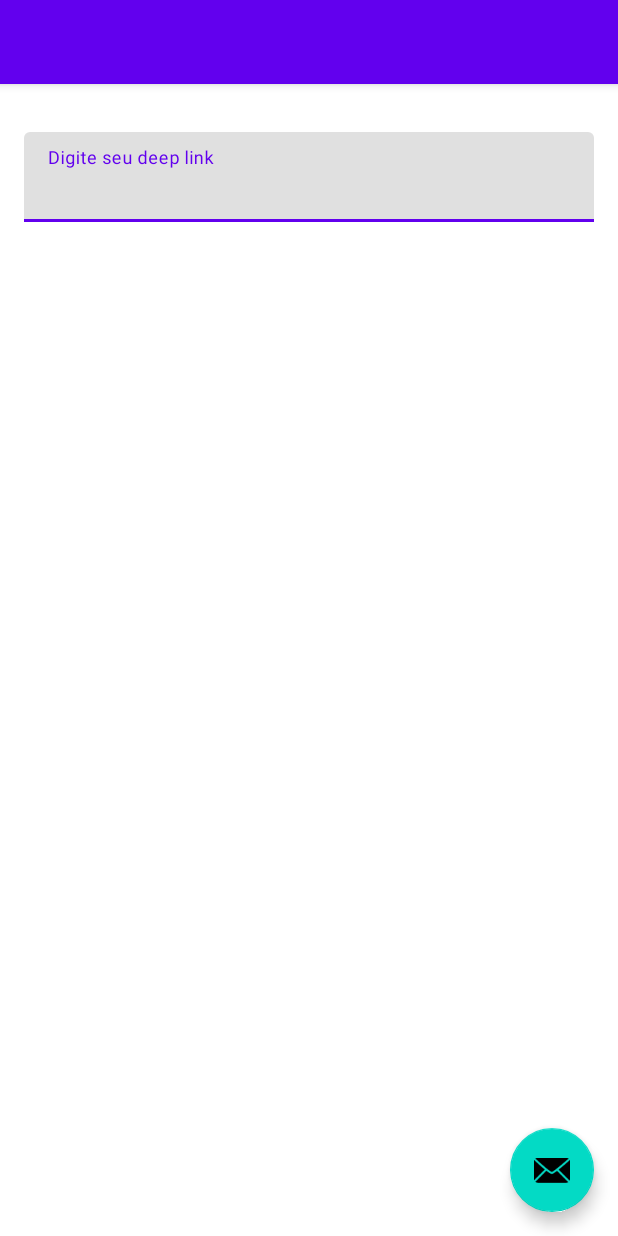
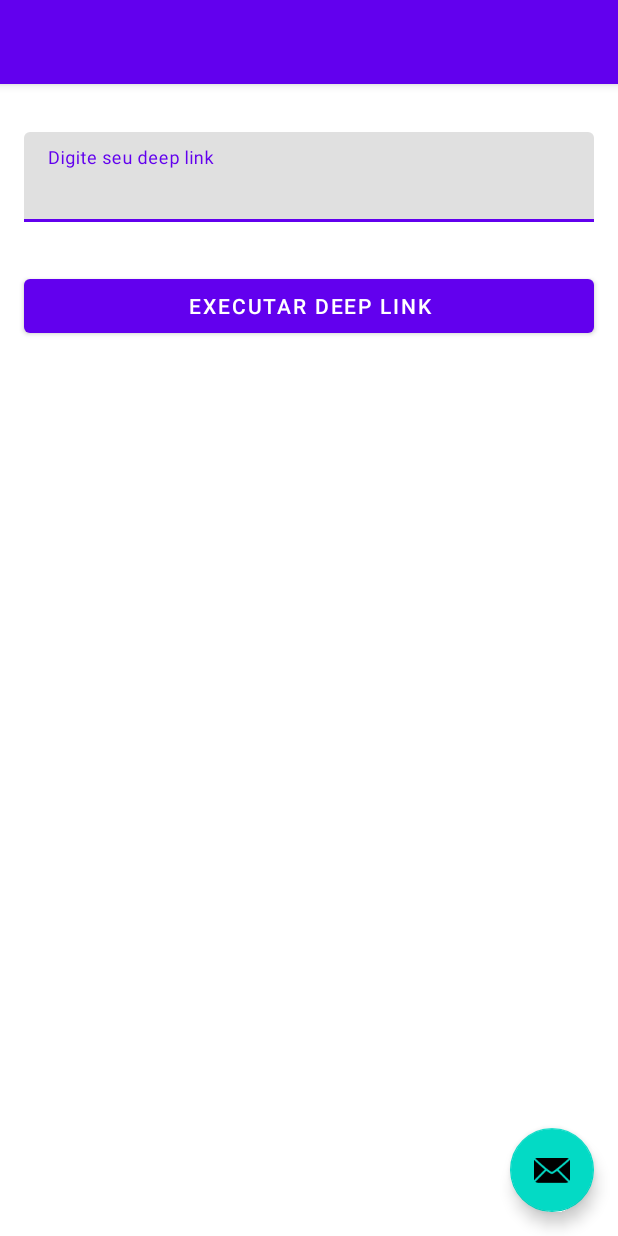
Before and after one commit to FabrizioAlmeidaFerreira/MyDeepLinkTester, an Android app: the layout activity_main.xml on its own in the app's theme, with its tools: preview values and no code run, on a phone screen of 412 x 824 dp. Run offline under Robolectric (Android 15) with nearby library versions, the phone set to English and light mode, and no system bars.

Commit message:
feat:add button send and create click listener extensions

```diff
--- a/app/src/main/java/com/fabpps/mydeeplinktester/ui/MainActivity.kt
+++ b/app/src/main/java/com/fabpps/mydeeplinktester/ui/MainActivity.kt
@@ -1,6 +1,7 @@
 package com.fabpps.mydeeplinktester.ui
 
 import android.os.Bundle
+import android.view.KeyEvent
 import com.google.android.material.snackbar.Snackbar
 import androidx.appcompat.app.AppCompatActivity
 import android.view.Menu
@@ -8,6 +9,7 @@ import android.view.MenuItem
 import com.fabpps.mydeeplinktester.R
 import com.fabpps.mydeeplinktester.databinding.ActivityMainBinding
 import com.fabpps.mydeeplinktester.utils.extensions.onDone
+import com.fabpps.mydeeplinktester.utils.extensions.setOnClickListenerWithDelay
 
 class MainActivity : AppCompatActivity() {
 
@@ -29,7 +31,7 @@ class MainActivity : AppCompatActivity() {
     }
 
     private fun getCurrentDeepLink() {
-        binding.txtInputDeepLink.onDone {
+        binding.mdltBtnSendDeepLink.setOnClickListenerWithDelay {
             println("Texto digitado = ${binding.txtInputDeepLink.text}")
         }
     }
--- a/app/src/main/res/layout/activity_main.xml
+++ b/app/src/main/res/layout/activity_main.xml
@@ -51,6 +51,16 @@
                 android:textColorHint="@color/black" />
 
         </com.google.android.material.textfield.TextInputLayout>
+
+        <Button
+            android:id="@+id/mdlt_btn_send_deep_link"
+            android:layout_width="0dp"
+            android:layout_height="wrap_content"
+            android:layout_marginTop="@dimen/margin_32"
+            android:text="@string/mdlt_button_send_deep_lnk_label"
+            app:layout_constraintEnd_toEndOf="@+id/txtInputLayoutDeepLink"
+            app:layout_constraintStart_toStartOf="@+id/txtInputLayoutDeepLink"
+            app:layout_constraintTop_toBottomOf="@+id/txtInputLayoutDeepLink" />
     </androidx.constraintlayout.widget.ConstraintLayout>
 
 
--- a/app/src/main/res/values/strings.xml
+++ b/app/src/main/res/values/strings.xml
@@ -9,4 +9,6 @@
 
     <string name="hello_first_fragment">Hello first fragment</string>
     <string name="hello_second_fragment">Hello second fragment. Arg: %1$s</string>
+
+    <string name="mdlt_button_send_deep_lnk_label">executar deep link</string>
 </resources>
```
Also changed, not shown: app/src/main/java/com/fabpps/mydeeplinktester/utils/extensions/ViewExtensions.kt (+16 -0 lines).
